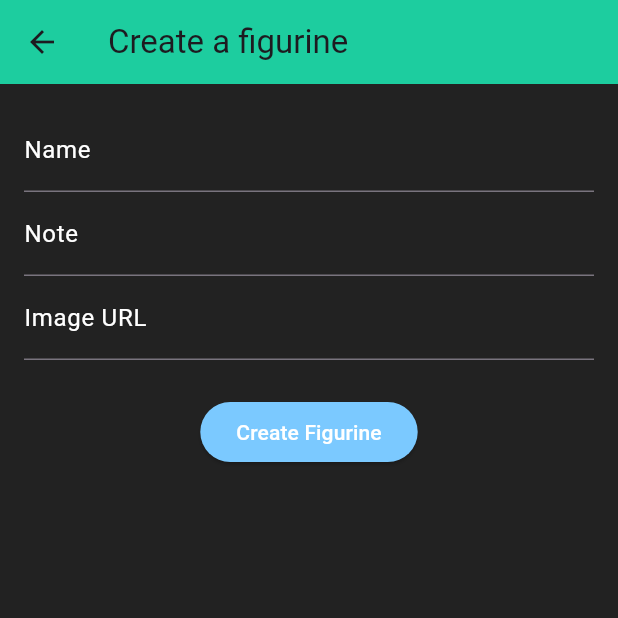
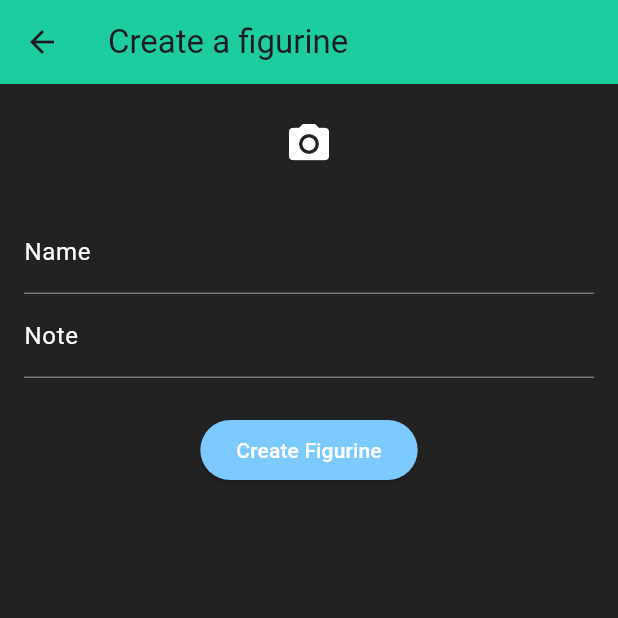
Before and after one commit to CarlLyon04/cross-platform-project-2025, a Flutter app: the screen it shows after launch, after a tap on the "add" icon, on a phone screen of 412 x 824 dp, the top half of it. Run offline on Flutter 3.47's test engine with Material 3 defaults, Android fonts, the phone set to English and light mode, and no system bars; our stand-ins replace image_picker; network calls fail.

Commit message:
Implemented the camera functionality for taking direct photos of the figurine/s (no gallery image selection on purpose). Added permission for camera usage

```diff
--- a/lib/cards/figurine_card.dart
+++ b/lib/cards/figurine_card.dart
@@ -1,5 +1,6 @@
 import 'package:flutter/material.dart';
 import 'package:my_figurines/models/figurine_model.dart';
+import 'dart:io';
 
 class FigurineCard extends StatelessWidget {
   final FigurineModel figurine;
@@ -37,7 +38,9 @@ class FigurineCard extends StatelessWidget {
           children: [
             CircleAvatar(
               radius: 36,
-              backgroundImage: NetworkImage(figurine.imageUrl),
+              backgroundImage: figurine.imageUrl.startsWith('/')
+              ? FileImage(File(figurine.imageUrl))
+              : NetworkImage(figurine.imageUrl) as ImageProvider,
               backgroundColor: Colors.blueGrey,
             ),
 
--- a/lib/screens/create_figurine.dart
+++ b/lib/screens/create_figurine.dart
@@ -1,5 +1,7 @@
 import 'package:flutter/material.dart';
 import 'package:my_figurines/models/figurine_model.dart';
+import 'dart:io';
+import 'package:image_picker/image_picker.dart';
 
 class CreateFigurine extends StatefulWidget {
   const CreateFigurine({super.key});
@@ -13,6 +15,20 @@ class _CreateFigurineState extends State<CreateFigurine> {
   final nameController = TextEditingController();
   final noteController = TextEditingController();
   final imageUrlController = TextEditingController();
+
+  File? imageFile;
+
+  Future<void> takePhoto() async {
+    final picker = ImagePicker();
+    final pickedImage = await picker.pickImage(source: ImageSource.camera);
+
+    if (pickedImage != null) {
+      setState(() {
+        imageFile = File(pickedImage.path);
+        imageUrlController.text = pickedImage.path;
+      });
+    }
+  }
 
   void submitFigurine() {
     if (formKey.currentState!.validate()) {
@@ -45,6 +61,16 @@ class _CreateFigurineState extends State<CreateFigurine> {
           key: formKey,
           child: Column(
             children: [
+              if (imageFile != null) Image.file(imageFile!, height: 160),
+
+              IconButton(
+                icon: const Icon(Icons.camera_alt),
+                color: Colors.white,
+                iconSize: 32,
+                onPressed: takePhoto,
+              ),
+              const SizedBox(height: 20),
+
               TextFormField(
                 controller: nameController,
                 decoration: const InputDecoration(
@@ -75,21 +101,6 @@ class _CreateFigurineState extends State<CreateFigurine> {
                             ? "Please enter a note / description"
                             : null,
               ),
-              TextFormField(
-                controller: imageUrlController,
-                decoration: const InputDecoration(
-                  labelText: "Image URL",
-                  labelStyle: TextStyle(
-                    color: Color.fromRGBO(255, 255, 255, 1),
-                  ),
-                ),
-                style: const TextStyle(color: Colors.white),
-                validator:
-                    (value) =>
-                        value == null || value.isEmpty
-                            ? "Please enter a image URL filepath"
-                            : null,
-              ),
 
               const SizedBox(height: 24),
 
--- a/lib/screens/home.dart
+++ b/lib/screens/home.dart
@@ -34,7 +34,7 @@ class HomeState extends State<Home> {
       appBar: AppBar(
         backgroundColor: const Color.fromRGBO(29, 205, 159, 1),
         title: const Text(
-          "My Figurines: Battle Game | Made by Carl Lyon",
+          "My Figurines: Battle Game",
           style: TextStyle(fontWeight: FontWeight.bold),
         ),
       ),
```
Also changed, not shown: 1 other file.
